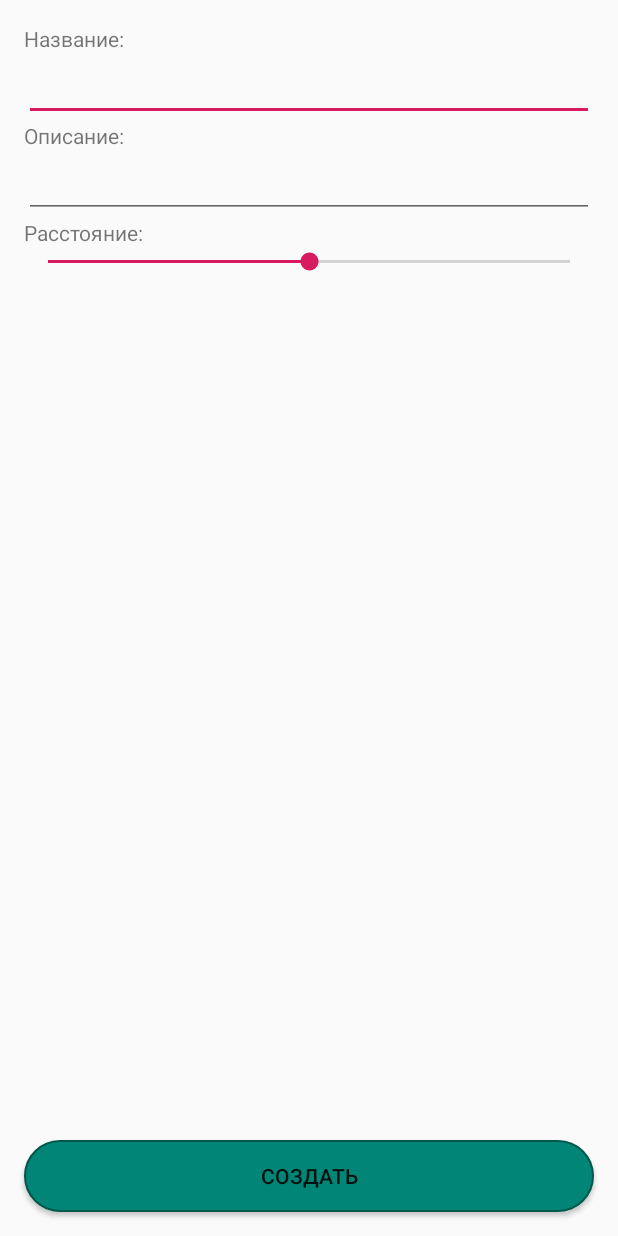
After one commit to Vlad264/GeoChat, an Android app: the layout fragment_create.xml on its own in the app's theme, with its tools: preview values and no code run, on a phone screen of 412 x 824 dp. The commit adds this screen. Run offline under Robolectric (Android 15) with nearby library versions, the phone set to English and light mode, and no system bars.

Commit message:
GC-58 Create design for create (xml)

```diff
--- /dev/null
+++ b/app/src/main/res/layout/fragment_create.xml
@@ -0,0 +1,98 @@
+<?xml version="1.0" encoding="utf-8"?>
+<ScrollView
+    xmlns:android="http://schemas.android.com/apk/res/android"
+    xmlns:app="http://schemas.android.com/apk/res-auto"
+    android:layout_width="match_parent"
+    android:layout_height="match_parent"
+    android:fillViewport="true" >
+
+    <androidx.constraintlayout.widget.ConstraintLayout
+        android:layout_width="match_parent"
+        android:layout_height="wrap_content"
+        android:focusable="true"
+        android:focusableInTouchMode="true" >
+
+        <LinearLayout
+            android:layout_width="match_parent"
+            android:layout_height="wrap_content"
+            android:orientation="vertical"
+            android:gravity="center"
+            android:foregroundGravity="center"
+            android:layout_marginStart="16dp"
+            android:layout_marginEnd="16dp"
+            android:layout_marginTop="16dp"
+            app:layout_constraintEnd_toEndOf="parent"
+            app:layout_constraintStart_toStartOf="parent"
+            app:layout_constraintTop_toTopOf="parent" >
+
+            <TextView
+                android:text="@string/title"
+                android:layout_gravity="start"
+                android:layout_width="wrap_content"
+                android:layout_height="wrap_content"/>
+
+            <EditText
+                android:id="@+id/titleField"
+                android:layout_width="match_parent"
+                android:layout_height="wrap_content" />
+
+            <TextView
+                android:text="@string/description"
+                android:layout_gravity="start"
+                android:layout_width="wrap_content"
+                android:layout_height="wrap_content"/>
+
+            <EditText
+                android:id="@+id/descriptionField"
+                android:layout_width="match_parent"
+                android:layout_height="wrap_content" />
+
+            <TextView
+                android:text="@string/destination"
+                android:layout_gravity="start"
+                android:layout_width="wrap_content"
+                android:layout_height="wrap_content"/>
+
+            <androidx.constraintlayout.widget.ConstraintLayout
+                android:layout_width="match_parent"
+                android:layout_height="wrap_content" >
+
+                <SeekBar
+                    android:id="@+id/destinationBar"
+                    android:layout_width="0dp"
+                    android:layout_height="wrap_content"
+                    android:max="1000"
+                    android:progress="500"
+                    app:layout_constraintEnd_toStartOf="@+id/textViewBar"
+                    app:layout_constraintStart_toStartOf="parent"
+                    app:layout_constraintTop_toTopOf="parent"
+                    app:layout_constraintBottom_toBottomOf="parent" />
+
+                <TextView
+                    android:id="@+id/textViewBar"
+                    android:layout_width="0dp"
+                    android:layout_height="wrap_content"
+                    app:layout_constraintEnd_toEndOf="parent"
+                    app:layout_constraintTop_toTopOf="parent"
+                    app:layout_constraintBottom_toBottomOf="parent" />
+
+            </androidx.constraintlayout.widget.ConstraintLayout>
+
+        </LinearLayout>
+
+        <Button
+            android:id="@+id/createButton"
+            android:layout_width="0dp"
+            android:layout_height="wrap_content"
+            android:background="@drawable/button_style"
+            android:text="@string/creat"
+            android:layout_marginStart="16dp"
+            android:layout_marginEnd="16dp"
+            android:layout_marginBottom="16dp"
+            app:layout_constraintBottom_toBottomOf="parent"
+            app:layout_constraintEnd_toEndOf="parent"
+            app:layout_constraintStart_toStartOf="parent" />
+
+    </androidx.constraintlayout.widget.ConstraintLayout>
+
+</ScrollView>
--- a/app/src/main/res/values/strings.xml
+++ b/app/src/main/res/values/strings.xml
@@ -7,9 +7,13 @@
     <string name="password">Пароль:</string>
     <string name="enter_password">Введите пароль</string>
 
+    <string name="title">Название:</string>
+    <string name="description">Описание:</string>
+    <string name="destination">Расстояние:</string>
+
     <string name="enter">Войти</string>
-
     <string name="send">Отправить</string>
+    <string name="creat">Создать</string>
 
     <string name="error_password">Пароль слишком короткий</string>
 
```
